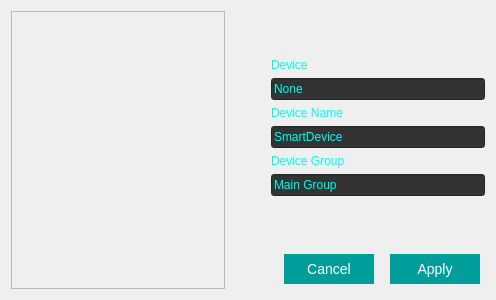
The window that GUI/GUI/adddevicewindow.ui (v-pereskokov/Jarvis) describes before a commit, drawn with Qt 5.
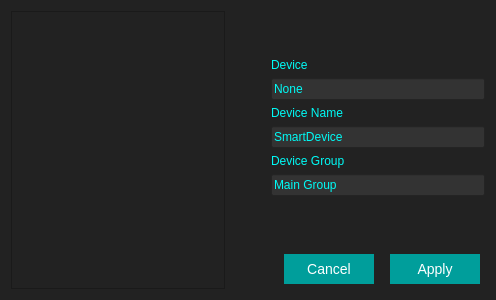
The same window after the commit.

What changed in the file:
```diff
--- a/GUI/GUI/adddevicewindow.ui
+++ b/GUI/GUI/adddevicewindow.ui
@@ -16,6 +16,9 @@
   <property name="windowTitle">
    <string>Add New Device</string>
   </property>
+  <property name="styleSheet">
+   <string notr="true">background-color: #222;</string>
+  </property>
   <layout class="QGridLayout" name="gridLayout">
    <item row="1" column="2">
     <layout class="QVBoxLayout" name="deviceLayout">
```
